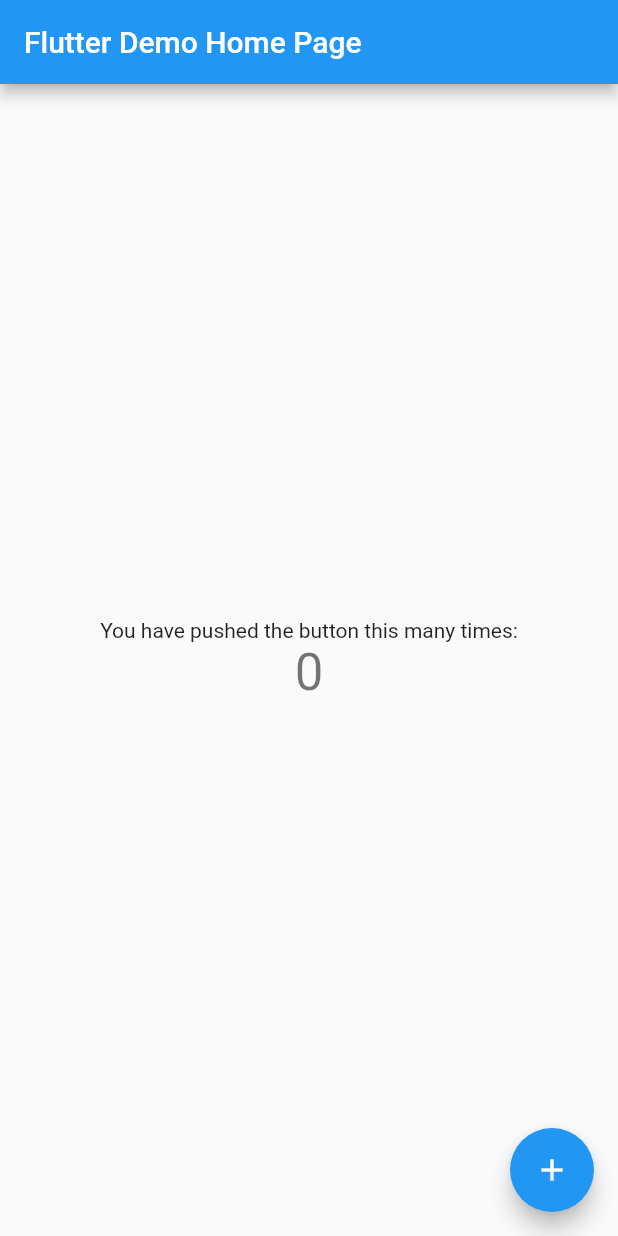
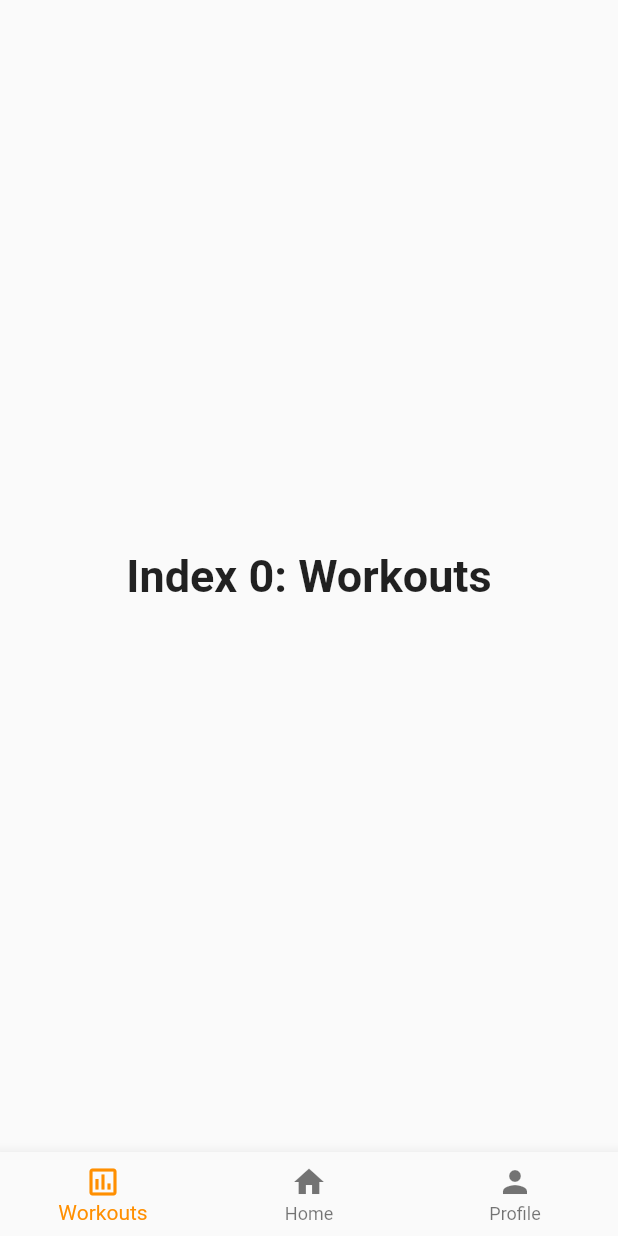
Before and after one commit to vibhavrajkumar/hometrain, a Flutter app: the screen it shows after launch, on a phone screen of 412 x 824 dp. Run offline on Flutter 3.47's test engine with Material 2 defaults, Android fonts, the phone set to English and light mode, and no system bars.

Commit message:
Added bottom navbar on homepage

```diff
--- a/home_train/lib/main.dart
+++ b/home_train/lib/main.dart
@@ -1,4 +1,5 @@
 import 'package:flutter/material.dart';
+import 'screens/home/home_screen.dart';
 
 void main() {
   runApp(const MyApp());
@@ -13,23 +14,14 @@
     return MaterialApp(
       title: 'Flutter Demo',
       theme: ThemeData(
-        // This is the theme of your application.
-        //
-        // Try running your application with "flutter run". You'll see the
-        // application has a blue toolbar. Then, without quitting the app, try
-        // changing the primarySwatch below to Colors.green and then invoke
-        // "hot reload" (press "r" in the console where you ran "flutter run",
-        // or simply save your changes to "hot reload" in a Flutter IDE).
-        // Notice that the counter didn't reset back to zero; the application
-        // is not restarted.
         primarySwatch: Colors.blue,
       ),
-      home: const MyHomePage(title: 'Flutter Demo Home Page'),
+      home: const BottomNavbar(),
     );
   }
 }
 
-class MyHomePage extends StatefulWidget {
+class MyHomePage extends StatelessWidget {
   const MyHomePage({Key? key, required this.title}) : super(key: key);
 
   // This widget is the home page of your application. It is stateful, meaning
@@ -44,72 +36,7 @@
   final String title;
 
   @override
-  State<MyHomePage> createState() => _MyHomePageState();
-}
-
-class _MyHomePageState extends State<MyHomePage> {
-  int _counter = 0;
-
-  void _incrementCounter() {
-    setState(() {
-      // This call to setState tells the Flutter framework that something has
-      // changed in this State, which causes it to rerun the build method below
-      // so that the display can reflect the updated values. If we changed
-      // _counter without calling setState(), then the build method would not be
-      // called again, and so nothing would appear to happen.
-      _counter++;
-    });
-  }
-
-  @override
   Widget build(BuildContext context) {
-    // This method is rerun every time setState is called, for instance as done
-    // by the _incrementCounter method above.
-    //
-    // The Flutter framework has been optimized to make rerunning build methods
-    // fast, so that you can just rebuild anything that needs updating rather
-    // than having to individually change instances of widgets.
-    return Scaffold(
-      appBar: AppBar(
-        // Here we take the value from the MyHomePage object that was created by
-        // the App.build method, and use it to set our appbar title.
-        title: Text(widget.title),
-      ),
-      body: Center(
-        // Center is a layout widget. It takes a single child and positions it
-        // in the middle of the parent.
-        child: Column(
-          // Column is also a layout widget. It takes a list of children and
-          // arranges them vertically. By default, it sizes itself to fit its
-          // children horizontally, and tries to be as tall as its parent.
-          //
-          // Invoke "debug painting" (press "p" in the console, choose the
-          // "Toggle Debug Paint" action from the Flutter Inspector in Android
-          // Studio, or the "Toggle Debug Paint" command in Visual Studio Code)
-          // to see the wireframe for each widget.
-          //
-          // Column has various properties to control how it sizes itself and
-          // how it positions its children. Here we use mainAxisAlignment to
-          // center the children vertically; the main axis here is the vertical
-          // axis because Columns are vertical (the cross axis would be
-          // horizontal).
-          mainAxisAlignment: MainAxisAlignment.center,
-          children: <Widget>[
-            const Text(
-              'You have pushed the button this many times:',
-            ),
-            Text(
-              '$_counter',
-              style: Theme.of(context).textTheme.headline4,
-            ),
-          ],
-        ),
-      ),
-      floatingActionButton: FloatingActionButton(
-        onPressed: _incrementCounter,
-        tooltip: 'Increment',
-        child: const Icon(Icons.add),
-      ), // This trailing comma makes auto-formatting nicer for build methods.
-    );
+    return Container();
   }
 }
--- /dev/null
+++ b/home_train/lib/screens/home/home_screen.dart
@@ -0,0 +1,65 @@
+import 'package:flutter/material.dart';
+
+class BottomNavbar extends StatefulWidget {
+  const BottomNavbar({Key? key}) : super(key: key);
+
+  @override
+  State<BottomNavbar> createState() => _BottomNavbar();
+}
+
+class _BottomNavbar extends State<BottomNavbar> {
+  int _selectedIndex = 0;
+  static const TextStyle optionStyle =
+      TextStyle(fontSize: 30, fontWeight: FontWeight.bold);
+  static const List<Widget> _widgetOptions = <Widget>[
+    Text(
+      'Index 0: Workouts',
+      style: optionStyle,
+    ),
+    Text(
+      'Index 1: Home',
+      style: optionStyle,
+    ),
+    Text(
+      'Index 2: Profile',
+      style: optionStyle,
+    ),
+  ];
+
+  void _onItemTapped(int index) {
+    setState(() {
+      _selectedIndex = index;
+    });
+  }
+
+  @override
+  Widget build(BuildContext context) {
+    return Scaffold(
+      // appBar: AppBar(
+      //   title: const Text('BottomNavigationBar'),
+      // ),
+      body: Center(
+        child: _widgetOptions.elementAt(_selectedIndex),
+      ),
+      bottomNavigationBar: BottomNavigationBar(
+        items: const <BottomNavigationBarItem>[
+          BottomNavigationBarItem(
+            icon: Icon(Icons.assessment_outlined),
+            label: 'Workouts',
+          ),
+          BottomNavigationBarItem(
+            icon: Icon(Icons.home),
+            label: 'Home',
+          ),
+          BottomNavigationBarItem(
+            icon: Icon(Icons.person),
+            label: 'Profile',
+          ),
+        ],
+        currentIndex: _selectedIndex,
+        selectedItemColor: Colors.amber[800],
+        onTap: _onItemTapped,
+      ),
+    );
+  }
+}
```
